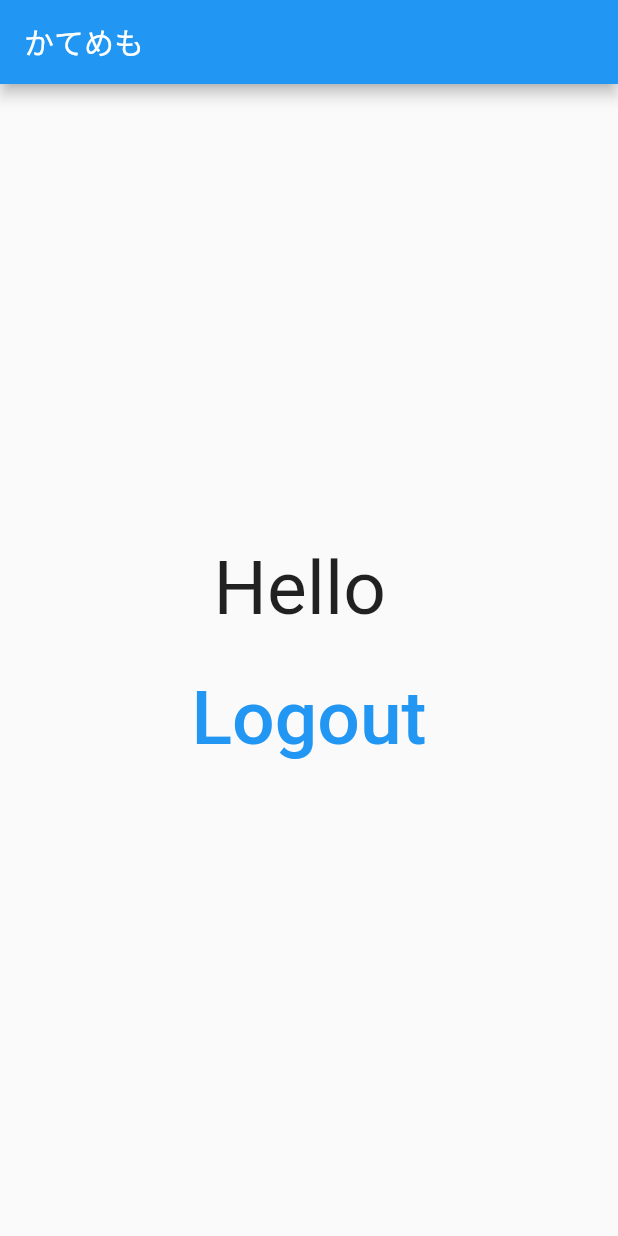
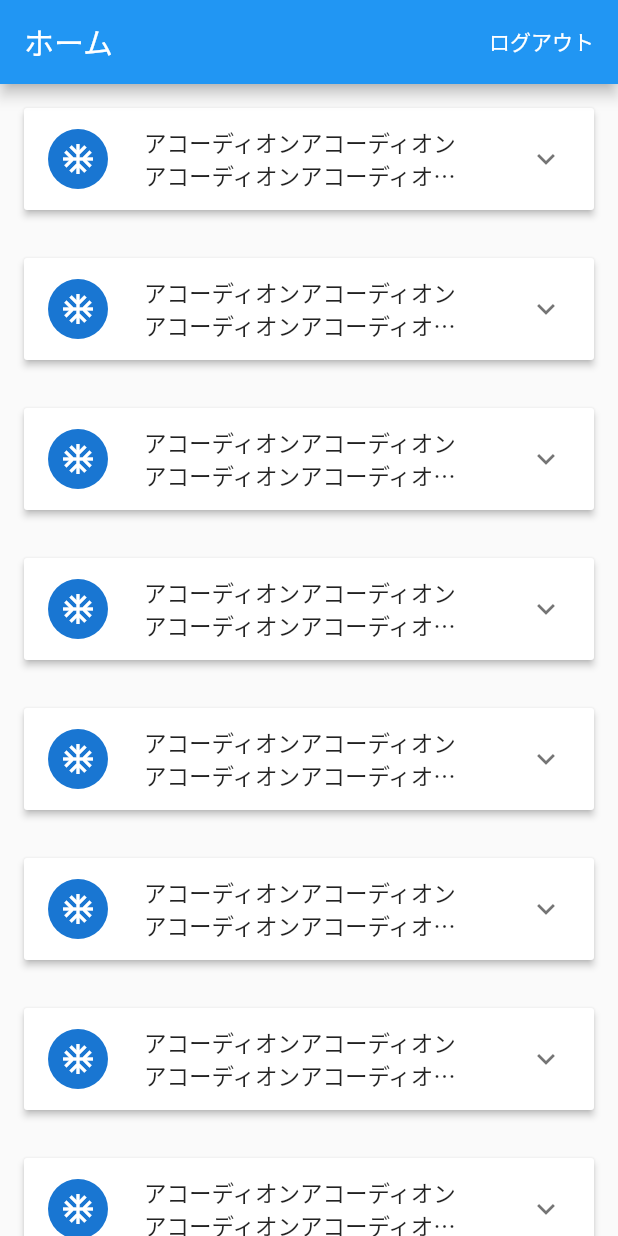
Before and after one commit to damono999/catememo, a Flutter app: the screen it shows once a user with an empty profile is signed in, on a phone screen of 412 x 824 dp. Run offline on Flutter 3.47's test engine with Material 2 defaults, Android fonts, the phone set to English and light mode, and no system bars; our stand-ins replace firebase_auth, firebase_core, google_sign_in; accounts and stored records are empty.

Commit message:
add: メモの一覧画面の作成 #5

```diff
--- a/lib/main.dart
+++ b/lib/main.dart
@@ -1,5 +1,5 @@
 import 'package:catememo/screen/auth_screen.dart';
-import 'package:catememo/screen/create_memo_screen.dart';
+import 'package:catememo/screen/memos_screen.dart';
 import 'package:firebase_auth/firebase_auth.dart';
 import 'package:firebase_core/firebase_core.dart';
 import 'package:flutter/material.dart';
@@ -25,7 +25,7 @@ class MyApp extends StatelessWidget {
             return CircularProgressIndicator();
           }
           if (snapshot.hasData) {
-            return CreateMemoScreen(snapshot.data);
+            return MemosScreen(snapshot.data);
           }
           return LoginPage();
         },
--- /dev/null
+++ b/lib/screen/memos_screen.dart
@@ -0,0 +1,74 @@
+import 'package:catememo/widgets/Accordion.dart';
+import 'package:firebase_auth/firebase_auth.dart';
+import 'package:flutter/material.dart';
+import 'package:google_sign_in/google_sign_in.dart';
+
+// ignore: must_be_immutable
+class MemosScreen extends StatelessWidget {
+  User user;
+  MemosScreen(this.user);
+  static final googleLogin = GoogleSignIn(scopes: [
+    'email',
+    'https://www.googleapis.com/auth/contacts.readonly',
+  ]);
+  List<Item> _data = generateItems(8);
+
+  @override
+  Widget build(BuildContext context) {
+    return Scaffold(
+      appBar: AppBar(
+        title: Text("ホーム"),
+        actions: [
+          Padding(
+            padding: const EdgeInsets.only(right: 8),
+            child: TextButton(
+              onPressed: () {
+                FirebaseAuth.instance.signOut();
+              },
+              child: Text(
+                "ログアウト",
+                style: TextStyle(color: Colors.white),
+              ),
+            ),
+          ),
+        ],
+      ),
+      body: SingleChildScrollView(
+        child: Column(
+          children: [
+            ..._data
+                .map((e) => Accordion(
+                      headerText:
+                          "アコーディオンアコーディオンアコーディオンアコーディオンアコーディオンアコーディオンアコーディオン",
+                      body: "To delete this panel, tap the trash can icon",
+                      icon: Icons.ac_unit,
+                      iconColor: Colors.white,
+                    ))
+                .toList(),
+          ],
+        ),
+      ),
+    );
+  }
+}
+
+class Item {
+  Item({
+    this.expandedValue,
+    this.headerValue,
+    this.isExpanded = false,
+  });
+
+  String expandedValue;
+  String headerValue;
+  bool isExpanded;
+}
+
+List<Item> generateItems(int numberOfItems) {
+  return List.generate(numberOfItems, (int index) {
+    return Item(
+      headerValue: 'Panel $index',
+      expandedValue: 'This is item number $index',
+    );
+  });
+}
--- /dev/null
+++ b/lib/widgets/Accordion.dart
@@ -0,0 +1,83 @@
+import 'package:flutter/material.dart';
+
+class Accordion extends StatefulWidget {
+  final String headerText;
+  final IconData icon;
+  final Color iconColor;
+  final String body;
+  final Function fn;
+  final Function removeFn;
+
+  Accordion({
+    this.headerText,
+    this.icon,
+    this.iconColor,
+    this.body,
+    this.fn,
+    this.removeFn,
+  });
+
+  @override
+  _AccordionState createState() => _AccordionState();
+}
+
+class _AccordionState extends State<Accordion> {
+  bool _isExpanded = false;
+
+  @override
+  Widget build(BuildContext context) {
+    return SingleChildScrollView(
+      child: Container(
+        child: _buildPanel(),
+      ),
+    );
+  }
+
+  Widget _buildPanel() {
+    return Padding(
+      padding: const EdgeInsets.all(16),
+      child: ExpansionPanelList(
+        expansionCallback: (int index, bool isExpanded) {
+          setState(() {
+            _isExpanded = !isExpanded;
+          });
+        },
+        children: [
+          ExpansionPanel(
+            canTapOnHeader: true,
+            headerBuilder: (BuildContext context, bool isExpanded) {
+              return ListTile(
+                leading: CircleAvatar(
+                  child: Icon(
+                    widget.icon,
+                    color: widget.iconColor,
+                  ),
+                ),
+                title: Padding(
+                  padding: const EdgeInsets.all(8.0),
+                  child: Text(
+                    widget.headerText,
+                    style: TextStyle(
+                      fontSize: 15,
+                    ),
+                    maxLines: 2,
+                    overflow: TextOverflow.ellipsis,
+                  ),
+                ),
+              );
+            },
+            body: Padding(
+              padding: const EdgeInsets.all(8.0),
+              child: ListTile(
+                subtitle: Text(widget.body),
+                trailing: Icon(Icons.delete),
+                onTap: () {},
+              ),
+            ),
+            isExpanded: _isExpanded,
+          )
+        ],
+      ),
+    );
+  }
+}
```
